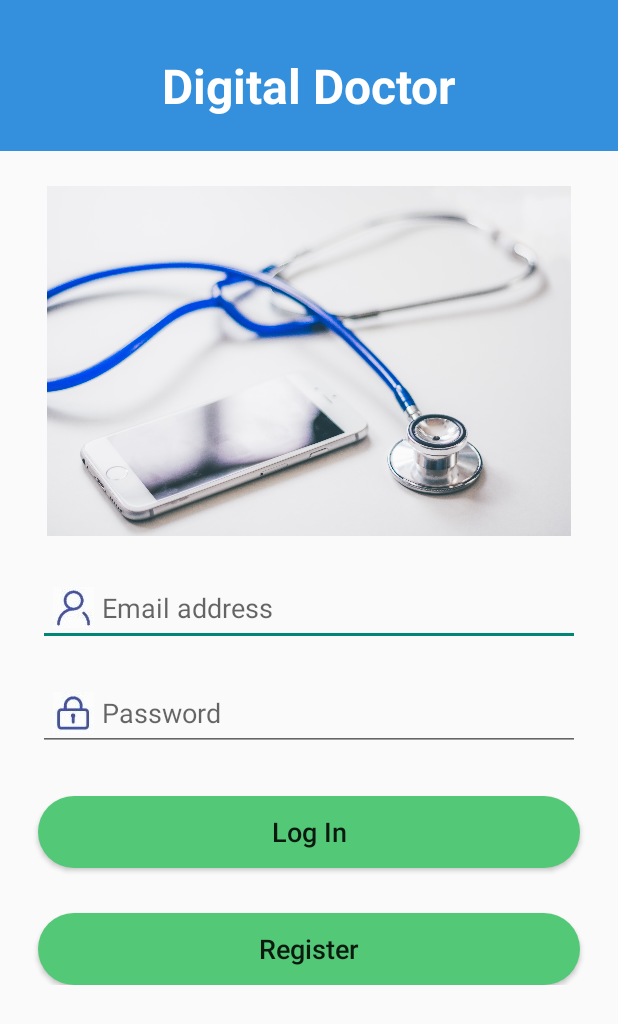
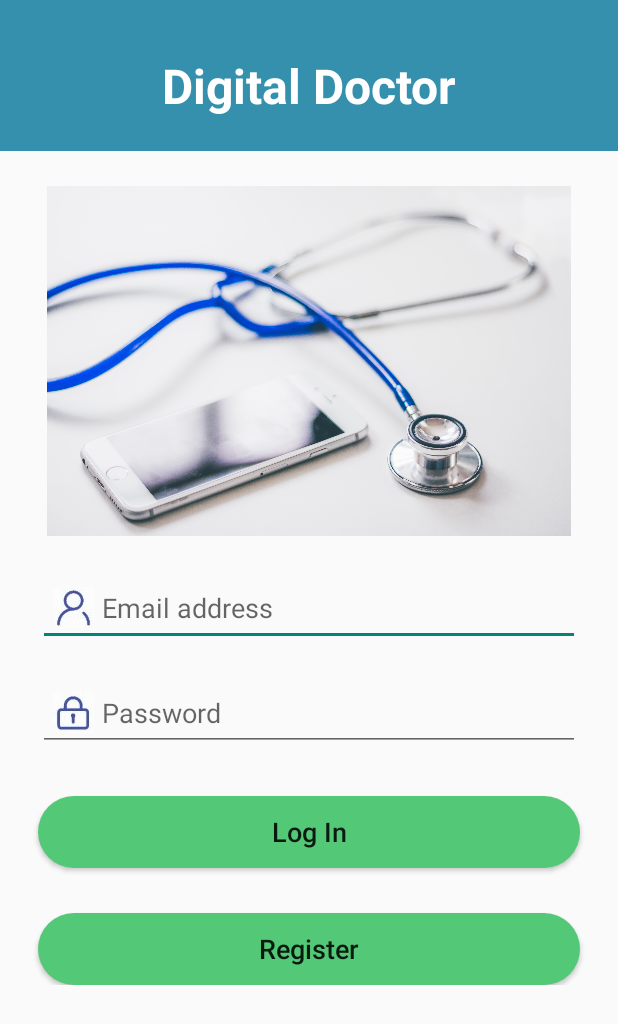
Before and after one commit to ArthurLhy/DigitalDoctor, an Android app: the screen it shows after launch (LoginActivity), on a phone screen of 412 x 824 dp. Shown: the top 1024 px of the screen. Run offline under Robolectric (Android 15) with nearby library versions, the phone set to English and light mode, and no system bars; our stand-ins replace Firebase (no records; nobody signed in at launch, a user with empty details on screens opened directly), navigation-ui.

Commit message:
color change

```diff
--- a/app/src/main/res/values/colors.xml
+++ b/app/src/main/res/values/colors.xml
@@ -4,7 +4,7 @@
     <color name="purple_500">#FF6200EE</color>
     <color name="purple_700">#FF3700B3</color>
     <!--color name="blue_700">#3BADEB</color-->
-    <color name="blue_700">#FF3490DC</color>
+    <color name="blue_700">#FF3490AC</color>
     <color name="green_700">#FF53C978</color>
     <color name="teal_200">#FF03DAC5</color>
     <color name="teal_700">#FD018786</color>
```
